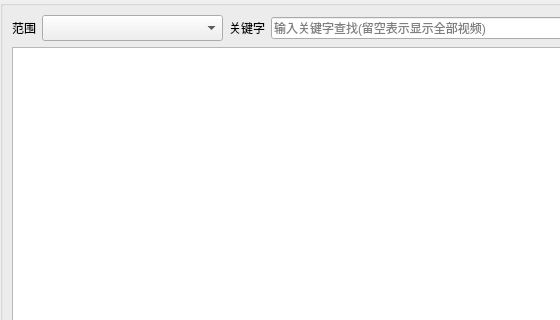
Old version of the form ui/main_window.ui in the repository newlifes01/Synology_VideoStation_Master; both pictures show x 0 to 560 and y 0 to 320 of the 962 by 851 pixel window.
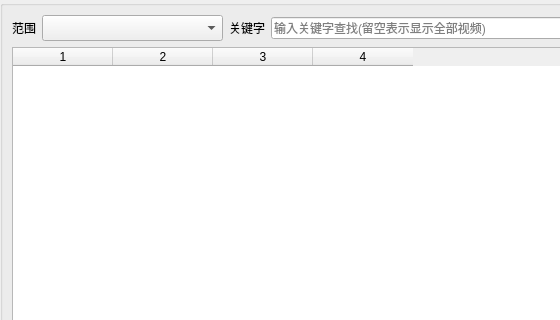
New version of the form. Icons and pictures are not drawn. Custom widgets are drawn as their Qt base class.

Patch:
```diff
--- a/ui/main_window.ui
+++ b/ui/main_window.ui
@@ -128,28 +128,35 @@
          </widget>
         </item>
         <item row="1" column="0" colspan="5">
-         <widget class="QListWidget" name="lst_dsm_search_result">
-          <property name="font">
-           <font>
-            <pointsize>12</pointsize>
-            <italic>true</italic>
-           </font>
+         <widget class="TblSeacheResult" name="tbl_search_result_widget">
+          <property name="selectionBehavior">
+           <enum>QAbstractItemView::SelectRows</enum>
           </property>
-          <property name="movement">
-           <enum>QListView::Static</enum>
+          <property name="showGrid">
+           <bool>false</bool>
           </property>
-          <property name="flow">
-           <enum>QListView::LeftToRight</enum>
+          <property name="gridStyle">
+           <enum>Qt::NoPen</enum>
           </property>
-          <property name="resizeMode">
-           <enum>QListView::Adjust</enum>
+          <property name="rowCount">
+           <number>0</number>
           </property>
-          <property name="layoutMode">
-           <enum>QListView::SinglePass</enum>
+          <property name="columnCount">
+           <number>4</number>
           </property>
-          <property name="spacing">
-           <number>5</number>
-          </property>
+          <attribute name="horizontalHeaderVisible">
+           <bool>true</bool>
+          </attribute>
+          <attribute name="verticalHeaderVisible">
+           <bool>false</bool>
+          </attribute>
+          <attribute name="verticalHeaderHighlightSections">
+           <bool>false</bool>
+          </attribute>
+          <column/>
+          <column/>
+          <column/>
+          <column/>
          </widget>
         </item>
        </layout>
@@ -506,6 +513,11 @@
    <extends>QTableWidget</extends>
    <header>widgets.tbl_edit_metadata</header>
   </customwidget>
+  <customwidget>
+   <class>TblSeacheResult</class>
+   <extends>QTableWidget</extends>
+   <header>widgets.tbl_search_widget</header>
+  </customwidget>
  </customwidgets>
  <resources>
   <include location="res/interface.qrc"/>
```
Left out of the diff: 72 changed lines with no effect on the pictures.
